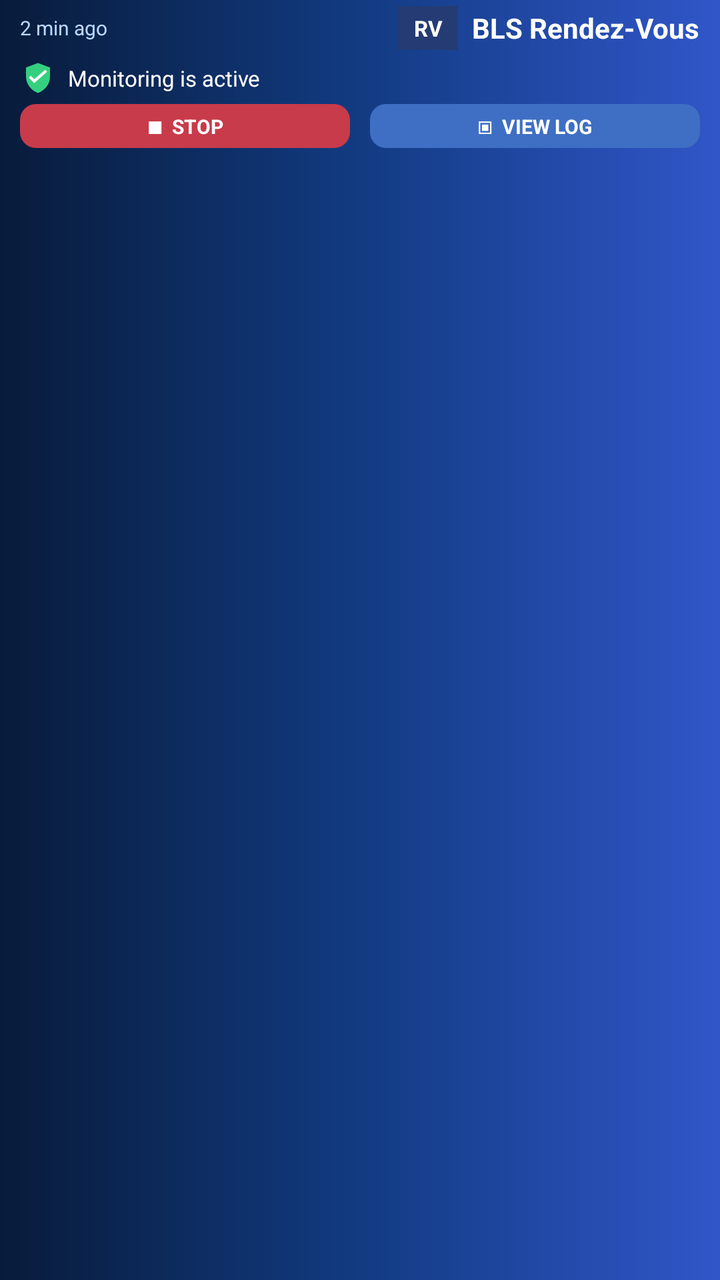
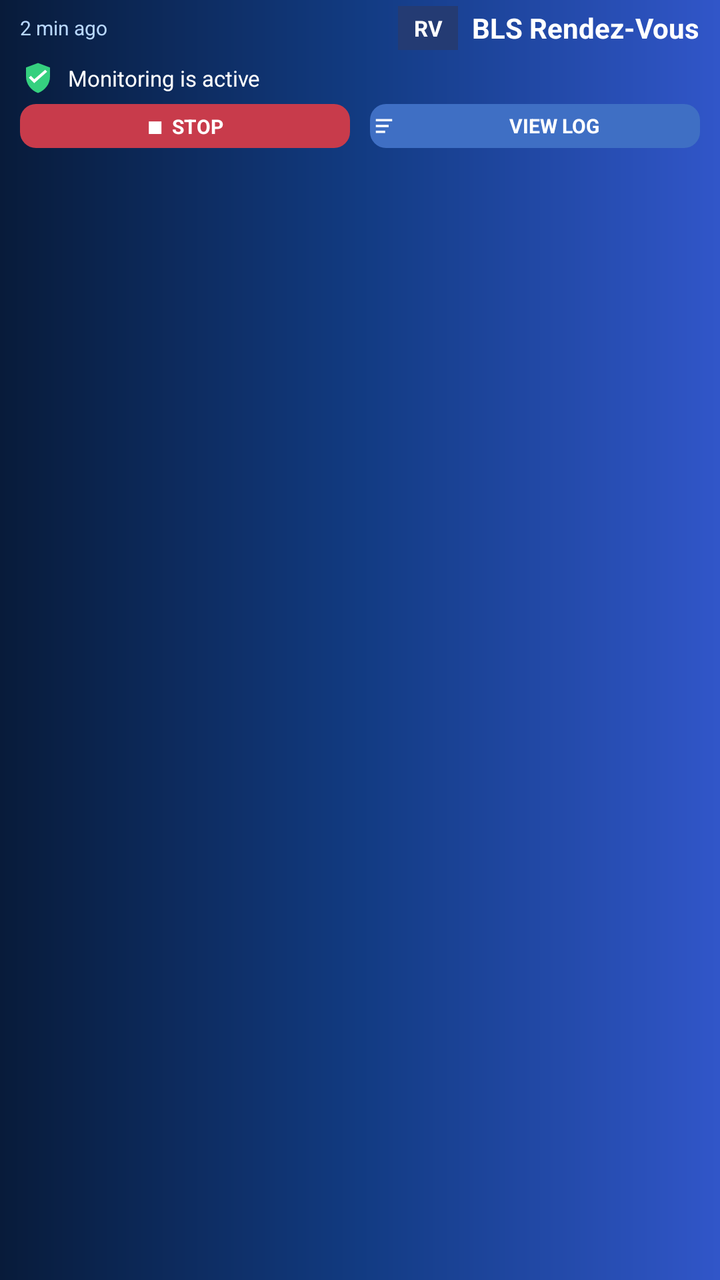

Before-and-after screenshots of an Android layout around one commit, followed by the original layout XML and the change that was made.
<!-- AndroidManifest.xml: application theme android:Theme.Material.Light.NoActionBar -->
<!-- res/layout/notification_monitoring.xml -->
<?xml version="1.0" encoding="utf-8"?>
<LinearLayout
    xmlns:android="http://schemas.android.com/apk/res/android"
    android:layout_width="match_parent"
    android:layout_height="76dp"
    android:orientation="vertical"
    android:background="@drawable/notification_header_bg"
    android:paddingStart="10dp"
    android:paddingEnd="10dp">

    
    
    

    <LinearLayout
        android:layout_width="match_parent"
        android:layout_height="28dp"
        android:orientation="horizontal"
        android:gravity="center_vertical">

        

        <TextView
            android:id="@+id/notification_time"
            android:layout_width="0dp"
            android:layout_height="match_parent"
            android:layout_weight="1"
            android:gravity="center_vertical"
            android:text="2 min ago"
            android:textColor="#B9D8FF"
            android:textSize="10sp"
            android:maxLines="1" />

        

        <TextView
            android:id="@+id/notification_rv"
            android:layout_width="30dp"
            android:layout_height="22dp"
            android:gravity="center"
            android:text="RV"
            android:textColor="#FFFFFF"
            android:textSize="11sp"
            android:textStyle="bold"
            android:background="#243B73" />

        

        <TextView
            android:id="@+id/notification_title"
            android:layout_width="wrap_content"
            android:layout_height="match_parent"
            android:paddingStart="7dp"
            android:gravity="center_vertical"
            android:text="BLS Rendez-Vous"
            android:textColor="#FFFFFF"
            android:textSize="14sp"
            android:textStyle="bold"
            android:maxLines="1" />

    </LinearLayout>


    
    
    

    <LinearLayout
        android:layout_width="match_parent"
        android:layout_height="22dp"
        android:orientation="horizontal"
        android:gravity="center_vertical">

        <ImageView
            android:layout_width="18dp"
            android:layout_height="18dp"
            android:src="@drawable/ic_monitoring_shield"
            android:contentDescription="@null" />

        <TextView
            android:id="@+id/notification_description"
            android:layout_width="wrap_content"
            android:layout_height="match_parent"
            android:paddingStart="6dp"
            android:gravity="center_vertical"
            android:text="Monitoring is active"
            android:textColor="#FFFFFF"
            android:textSize="11sp"
            android:maxLines="1" />

    </LinearLayout>


    
    
    

    <LinearLayout
        android:layout_width="match_parent"
        android:layout_height="26dp"
        android:orientation="horizontal"
        android:gravity="center_vertical">

        <TextView
            android:id="@+id/notification_stop"
            android:layout_width="0dp"
            android:layout_height="22dp"
            android:layout_weight="1"
            android:layout_marginEnd="5dp"
            android:gravity="center"
            android:text="■  STOP"
            android:textColor="#FFFFFF"
            android:textSize="10sp"
            android:textStyle="bold"
            android:background="@drawable/notification_stop_bg" />

        <TextView
            android:id="@+id/notification_log"
            android:layout_width="0dp"
            android:layout_height="22dp"
            android:layout_weight="1"
            android:layout_marginStart="5dp"
            android:gravity="center"
            android:text="▣  VIEW LOG"
            android:textColor="#FFFFFF"
            android:textSize="10sp"
            android:textStyle="bold"
            android:background="@drawable/notification_log_bg" />

    </LinearLayout>

</LinearLayout>
<!-- resources referenced by this layout -->
<resources>
  <!-- drawable ic_monitoring_shield (drawable) -->
  <?xml version="1.0" encoding="utf-8"?>
  <vector
      xmlns:android="http://schemas.android.com/apk/res/android"
      android:width="18dp"
      android:height="18dp"
      android:viewportWidth="24"
      android:viewportHeight="24">
  
      
      <path
          android:fillColor="#35D07F"
          android:pathData="M12,2
                            L20,5
                            L20,11
                            C20,16 16.8,20.2 12,22
                            C7.2,20.2 4,16 4,11
                            L4,5
                            Z" />
  
      
      <path
          android:fillColor="#FFFFFF"
          android:pathData="M9.5,12.8
                            L7.2,10.5
                            L5.9,11.8
                            L9.5,15.4
                            L18.1,7.8
                            L16.8,6.5
                            Z" />
  
  </vector>
  <!-- drawable notification_header_bg (drawable) -->
  <?xml version="1.0" encoding="utf-8"?>
  <shape
      xmlns:android="http://schemas.android.com/apk/res/android"
      android:shape="rectangle">
  
      <gradient
          android:type="linear"
          android:angle="0"
          android:startColor="#081B3A"
          android:centerColor="#123B82"
          android:endColor="#3156C9" />
  
  </shape>
  <!-- drawable notification_log_bg (drawable) -->
  <?xml version="1.0" encoding="utf-8"?>
  <shape xmlns:android="http://schemas.android.com/apk/res/android"
      android:shape="rectangle">
  
      <solid
          android:color="#3F6FC4" />
  
      <corners
          android:radius="8dp" />
  
  </shape>
  <!-- drawable notification_stop_bg (drawable) -->
  <?xml version="1.0" encoding="utf-8"?>
  <shape xmlns:android="http://schemas.android.com/apk/res/android"
      android:shape="rectangle">
  
      <solid
          android:color="#C83B4B" />
  
      <corners
          android:radius="8dp" />
  
  </shape>
</resources>

<!-- the commit's change to res/layout/notification_monitoring.xml (unified diff, before → after) -->
@@ -121,10 +121,12 @@
             android:layout_weight="1"
             android:layout_marginStart="5dp"
             android:gravity="center"
-            android:text="▣  VIEW LOG"
+            android:text="VIEW LOG"
             android:textColor="#FFFFFF"
             android:textSize="10sp"
             android:textStyle="bold"
+            android:drawableStart="@drawable/ic_notification_log"
+            android:drawablePadding="5dp"
             android:background="@drawable/notification_log_bg" />
 
     </LinearLayout>
<!-- resource entries referenced after the edit -->
@@ -29,6 +29,34 @@
                             L9.5,15.4
                             L18.1,7.8
                             L16.8,6.5
+                            Z" />
+  
+  </vector>
+  <!-- drawable ic_notification_log (drawable) -->
+  <?xml version="1.0" encoding="utf-8"?>
+  <vector
+      xmlns:android="http://schemas.android.com/apk/res/android"
+      android:width="14dp"
+      android:height="14dp"
+      android:viewportWidth="24"
+      android:viewportHeight="24">
+  
+      <path
+          android:fillColor="#FFFFFF"
+          android:pathData="M5,6
+                            L19,6
+                            L19,8
+                            L5,8
+                            Z
+                            M5,11
+                            L16,11
+                            L16,13
+                            L5,13
+                            Z
+                            M5,16
+                            L13,16
+                            L13,18
+                            L5,18
                             Z" />
   
   </vector>
